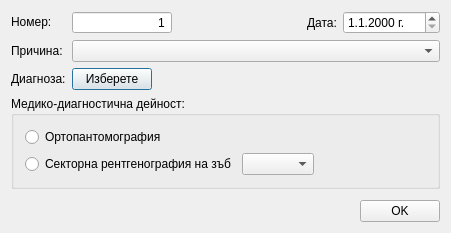
Qt form src/View/Widgets/ReferralDialog.ui (thefinalcutbg/DinoDent) before a commit.
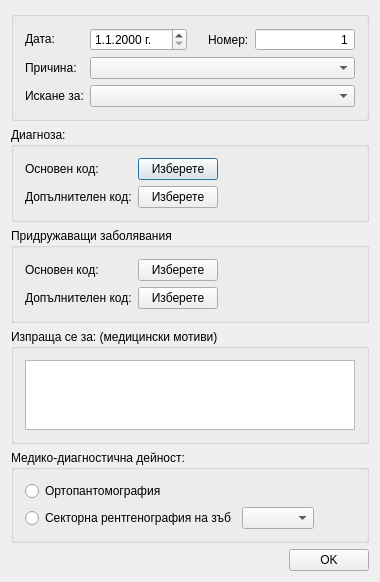
The same form after that commit. Custom widgets are drawn as their Qt base class.

What changed in the file:
```diff
--- a/src/View/Widgets/ReferralDialog.ui
+++ b/src/View/Widgets/ReferralDialog.ui
@@ -6,8 +6,8 @@
    <rect>
     <x>0</x>
     <y>0</y>
-    <width>451</width>
-    <height>233</height>
+    <width>380</width>
+    <height>555</height>
    </rect>
   </property>
   <property name="windowTitle">
@@ -15,13 +15,17 @@
   </property>
   <layout class="QVBoxLayout" name="verticalLayout_4">
    <item>
+    <widget class="QGroupBox" name="groupBox_2">
+     <property name="title">
+      <string/>
+     </property>
     <layout class="QHBoxLayout" name="horizontalLayout_4">
      <item>
       <layout class="QVBoxLayout" name="verticalLayout_3">
        <item>
-        <widget class="QLabel" name="label">
+         <widget class="QLabel" name="label_4">
          <property name="text">
-          <string>Номер:</string>
+           <string>Дата:</string>
          </property>
         </widget>
        </item>
@@ -33,9 +37,9 @@
         </widget>
        </item>
        <item>
-        <widget class="QLabel" name="label_2">
+         <widget class="QLabel" name="reason119Label">
          <property name="text">
-          <string>Диагноза:</string>
+           <string>Искане за:</string>
          </property>
         </widget>
        </item>
@@ -45,6 +49,33 @@
       <layout class="QVBoxLayout" name="verticalLayout_2">
        <item>
         <layout class="QHBoxLayout" name="horizontalLayout_3">
+          <item>
+           <widget class="CustomDateEdit" name="dateEdit">
+            <property name="displayFormat">
+             <string notr="true">d.M.yyyy 'г.'</string>
+            </property>
+           </widget>
+          </item>
+          <item>
+           <spacer name="horizontalSpacer_2">
+            <property name="orientation">
+             <enum>Qt::Horizontal</enum>
+            </property>
+            <property name="sizeHint" stdset="0">
+             <size>
+              <width>40</width>
+              <height>20</height>
+             </size>
+            </property>
+           </spacer>
+          </item>
+          <item>
+           <widget class="QLabel" name="label">
+            <property name="text">
+             <string>Номер:</string>
+            </property>
+           </widget>
+          </item>
          <item>
           <widget class="LeadingZeroSpinBox" name="refNumSpin">
            <property name="sizePolicy">
@@ -73,53 +104,81 @@
            </property>
           </widget>
          </item>
-         <item>
-          <spacer name="horizontalSpacer_2">
-           <property name="orientation">
-            <enum>Qt::Horizontal</enum>
-           </property>
-           <property name="sizeHint" stdset="0">
-            <size>
-             <width>40</width>
-             <height>20</height>
-            </size>
-           </property>
-          </spacer>
-         </item>
-         <item>
-          <widget class="QLabel" name="label_4">
-           <property name="text">
-            <string>Дата:</string>
-           </property>
-          </widget>
-         </item>
-         <item>
-          <widget class="CustomDateEdit" name="dateEdit">
-           <property name="displayFormat">
-            <string>d.M.yyyy 'г.'</string>
-           </property>
-          </widget>
-         </item>
         </layout>
        </item>
        <item>
         <widget class="QComboBox" name="reasonCombo"/>
        </item>
        <item>
-        <layout class="QHBoxLayout" name="horizontalLayout_2">
+         <widget class="QComboBox" name="mh119combo"/>
+        </item>
+       </layout>
+      </item>
+     </layout>
+    </widget>
+   </item>
          <item>
-          <widget class="QPushButton" name="mkbButton">
+    <widget class="QGroupBox" name="diagnosisGroup">
+     <property name="minimumSize">
+      <size>
+       <width>0</width>
+       <height>0</height>
+      </size>
+     </property>
+     <property name="title">
+      <string>Диагноза:</string>
+     </property>
+     <property name="flat">
+      <bool>false</bool>
+     </property>
+     <layout class="QHBoxLayout" name="horizontalLayout_7">
+      <item>
+       <layout class="QVBoxLayout" name="verticalLayout_5">
+        <item>
+         <widget class="QLabel" name="label_2">
            <property name="text">
+           <string>&lt;html&gt;&lt;head/&gt;&lt;body&gt;&lt;p&gt;Основен код: &lt;/p&gt;&lt;/body&gt;&lt;/html&gt;</string>
+          </property>
+         </widget>
+        </item>
+        <item>
+         <widget class="QLabel" name="label_5">
+          <property name="text">
+           <string>&lt;html&gt;&lt;head/&gt;&lt;body&gt;&lt;p&gt;Допълнителен код:&lt;/p&gt;&lt;/body&gt;&lt;/html&gt;</string>
+          </property>
+         </widget>
+        </item>
+       </layout>
+      </item>
+      <item>
+       <layout class="QVBoxLayout" name="verticalLayout_6">
+        <item>
+         <widget class="QPushButton" name="mkbMainButton">
+          <property name="minimumSize">
+           <size>
+            <width>0</width>
+            <height>0</height>
+           </size>
+          </property>
+          <property name="text">
             <string>Изберете</string>
            </property>
           </widget>
          </item>
          <item>
-          <widget class="QLabel" name="diagLabel">
+         <widget class="QPushButton" name="mkbAdditionalButton">
+          <property name="minimumSize">
+           <size>
+            <width>0</width>
+            <height>0</height>
+           </size>
+          </property>
            <property name="text">
-            <string/>
-           </property>
-          </widget>
+           <string>Изберете</string>
+          </property>
+         </widget>
+        </item>
+       </layout>
          </item>
          <item>
           <spacer name="horizontalSpacer_3">
@@ -135,10 +194,101 @@
           </spacer>
          </item>
         </layout>
-       </item>
-      </layout>
-     </item>
-    </layout>
+    </widget>
+   </item>
+   <item>
+    <widget class="QGroupBox" name="comorbidityGroup">
+     <property name="minimumSize">
+      <size>
+       <width>0</width>
+       <height>0</height>
+      </size>
+     </property>
+     <property name="title">
+      <string>Придружаващи заболявания</string>
+     </property>
+     <property name="checkable">
+      <bool>false</bool>
+     </property>
+     <property name="checked">
+      <bool>false</bool>
+     </property>
+     <layout class="QHBoxLayout" name="horizontalLayout_2">
+      <item>
+       <layout class="QVBoxLayout" name="verticalLayout_7">
+        <item>
+         <widget class="QLabel" name="label_6">
+          <property name="text">
+           <string>&lt;html&gt;&lt;head/&gt;&lt;body&gt;&lt;p&gt;Основен код: &lt;/p&gt;&lt;/body&gt;&lt;/html&gt;</string>
+          </property>
+         </widget>
+        </item>
+        <item>
+         <widget class="QLabel" name="label_7">
+          <property name="text">
+           <string>&lt;html&gt;&lt;head/&gt;&lt;body&gt;&lt;p&gt;Допълнителен код:&lt;/p&gt;&lt;/body&gt;&lt;/html&gt;</string>
+          </property>
+         </widget>
+        </item>
+       </layout>
+      </item>
+      <item>
+       <layout class="QVBoxLayout" name="verticalLayout_8">
+        <item>
+         <widget class="QPushButton" name="comorbidityMainButton">
+          <property name="minimumSize">
+           <size>
+            <width>0</width>
+            <height>0</height>
+           </size>
+          </property>
+          <property name="text">
+           <string>Изберете</string>
+          </property>
+         </widget>
+        </item>
+        <item>
+         <widget class="QPushButton" name="comorbidityAdditionalButton">
+          <property name="minimumSize">
+           <size>
+            <width>0</width>
+            <height>0</height>
+           </size>
+          </property>
+          <property name="text">
+           <string>Изберете</string>
+          </property>
+         </widget>
+        </item>
+       </layout>
+      </item>
+      <item>
+       <spacer name="horizontalSpacer_5">
+        <property name="orientation">
+         <enum>Qt::Horizontal</enum>
+        </property>
+        <property name="sizeHint" stdset="0">
+         <size>
+          <width>111</width>
+          <height>20</height>
+         </size>
+        </property>
+       </spacer>
+      </item>
+     </layout>
+    </widget>
+   </item>
+   <item>
+    <widget class="QGroupBox" name="mh119Group">
+     <property name="title">
+      <string>Изпраща се за: (медицински мотиви)</string>
+     </property>
+     <layout class="QVBoxLayout" name="verticalLayout_9">
+      <item>
+       <widget class="QPlainTextEdit" name="mh119text"/>
+      </item>
+     </layout>
+    </widget>
    </item>
    <item>
     <widget class="QGroupBox" name="mdd4group">
```
Left out of the diff: 15 changed lines with no effect on the pictures. Lines whose indentation alone changed are shown as unchanged.
